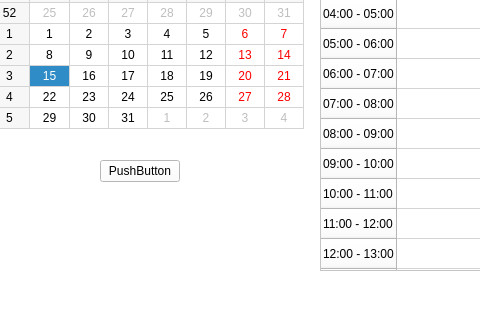
Old version of the form CalendarToDoList/mainwindow.ui in the repository DarthReca/calendar-to-do-list; both pictures show x 0 to 480 and y 189 to 509 of the 1156 by 509 pixel window.
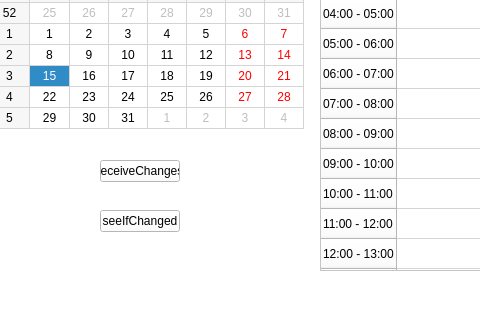
New version of the form.

```diff
--- a/CalendarToDoList/mainwindow.ui
+++ b/CalendarToDoList/mainwindow.ui
@@ -262,7 +262,20 @@
      </rect>
     </property>
     <property name="text">
-     <string>PushButton</string>
+     <string>receiveChanges</string>
+    </property>
+   </widget>
+   <widget class="QPushButton" name="seeIfChanged">
+    <property name="geometry">
+     <rect>
+      <x>100</x>
+      <y>380</y>
+      <width>80</width>
+      <height>22</height>
+     </rect>
+    </property>
+    <property name="text">
+     <string>seeIfChanged</string>
     </property>
    </widget>
   </widget>
```
Left out of the diff: 2 changed lines with no effect on the pictures.
